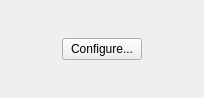
First picture: the form in PaintBot 2 - Inverse Kinematics/mainwindow.ui, repository MoffMade/CSCE462-PainterBot, before the edit.
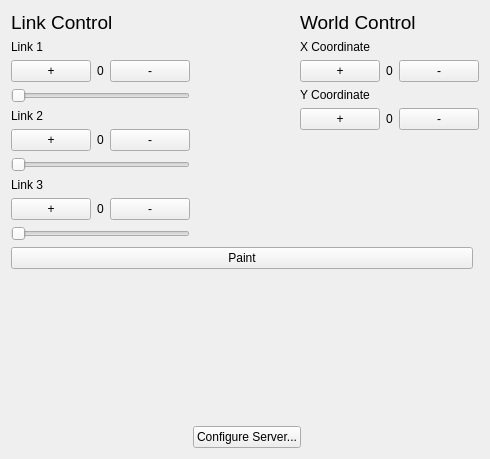
Second picture: the form after the edit.

Commit message: added controls to mainwindow

The edit to the form file:
```diff
--- a/PaintBot 2 - Inverse Kinematics/mainwindow.ui
+++ b/PaintBot 2 - Inverse Kinematics/mainwindow.ui
@@ -6,43 +6,348 @@
    <rect>
     <x>0</x>
     <y>0</y>
-    <width>204</width>
-    <height>98</height>
+    <width>490</width>
+    <height>459</height>
    </rect>
   </property>
   <property name="windowTitle">
    <string>Paint Bot</string>
   </property>
   <widget class="QWidget" name="centralWidget">
-   <layout class="QGridLayout" name="gridLayout">
-    <item row="0" column="0">
+   <layout class="QGridLayout" name="gridLayout_2">
+    <item row="3" column="0" colspan="3">
+     <widget class="QPushButton" name="pushButton_4">
+      <property name="sizePolicy">
+       <sizepolicy hsizetype="Preferred" vsizetype="Preferred">
+        <horstretch>0</horstretch>
+        <verstretch>0</verstretch>
+       </sizepolicy>
+      </property>
+      <property name="text">
+       <string>Paint</string>
+      </property>
+      <property name="checkable">
+       <bool>true</bool>
+      </property>
+      <property name="checked">
+       <bool>false</bool>
+      </property>
+     </widget>
+    </item>
+    <item row="6" column="1">
+     <widget class="QPushButton" name="pushButton">
+      <property name="text">
+       <string>Configure Server...</string>
+      </property>
+     </widget>
+    </item>
+    <item row="5" column="1">
+     <spacer name="verticalSpacer_4">
+      <property name="orientation">
+       <enum>Qt::Vertical</enum>
+      </property>
+      <property name="sizeHint" stdset="0">
+       <size>
+        <width>20</width>
+        <height>40</height>
+       </size>
+      </property>
+     </spacer>
+    </item>
+    <item row="0" column="0" rowspan="2" colspan="4">
+     <layout class="QGridLayout" name="gridLayout">
+      <item row="0" column="2">
+       <layout class="QVBoxLayout" name="verticalLayout_2">
+        <item>
+         <widget class="QLabel" name="label_8">
+          <property name="font">
+           <font>
+            <pointsize>14</pointsize>
+           </font>
+          </property>
+          <property name="text">
+           <string>World Control</string>
+          </property>
+         </widget>
+        </item>
+        <item>
+         <widget class="QLabel" name="label_10">
+          <property name="text">
+           <string>X Coordinate</string>
+          </property>
+         </widget>
+        </item>
+        <item>
+         <layout class="QHBoxLayout" name="horizontalLayout_7">
+          <item>
+           <widget class="QPushButton" name="pushButton_12">
+            <property name="text">
+             <string>+</string>
+            </property>
+           </widget>
+          </item>
+          <item>
+           <widget class="QLabel" name="label_11">
+            <property name="text">
+             <string>0</string>
+            </property>
+            <property name="alignment">
+             <set>Qt::AlignCenter</set>
+            </property>
+           </widget>
+          </item>
+          <item>
+           <widget class="QPushButton" name="pushButton_13">
+            <property name="text">
+             <string>-</string>
+            </property>
+           </widget>
+          </item>
+         </layout>
+        </item>
+        <item>
+         <widget class="QLabel" name="label_12">
+          <property name="text">
+           <string>Y Coordinate</string>
+          </property>
+         </widget>
+        </item>
+        <item>
+         <layout class="QHBoxLayout" name="horizontalLayout_6">
+          <item>
+           <widget class="QPushButton" name="pushButton_10">
+            <property name="text">
+             <string>+</string>
+            </property>
+           </widget>
+          </item>
+          <item>
+           <widget class="QLabel" name="label_9">
+            <property name="text">
+             <string>0</string>
+            </property>
+            <property name="alignment">
+             <set>Qt::AlignCenter</set>
+            </property>
+           </widget>
+          </item>
+          <item>
+           <widget class="QPushButton" name="pushButton_11">
+            <property name="text">
+             <string>-</string>
+            </property>
+           </widget>
+          </item>
+         </layout>
+        </item>
+        <item>
+         <spacer name="verticalSpacer">
+          <property name="orientation">
+           <enum>Qt::Vertical</enum>
+          </property>
+          <property name="sizeHint" stdset="0">
+           <size>
+            <width>20</width>
+            <height>40</height>
+           </size>
+          </property>
+         </spacer>
+        </item>
+       </layout>
+      </item>
+      <item row="0" column="0">
+       <layout class="QVBoxLayout" name="verticalLayout">
+        <item>
+         <widget class="QLabel" name="label_5">
+          <property name="font">
+           <font>
+            <pointsize>14</pointsize>
+           </font>
+          </property>
+          <property name="text">
+           <string>Link Control</string>
+          </property>
+         </widget>
+        </item>
+        <item>
+         <widget class="QLabel" name="label">
+          <property name="text">
+           <string>Link 1</string>
+          </property>
+         </widget>
+        </item>
+        <item>
+         <layout class="QHBoxLayout" name="horizontalLayout_2">
+          <item>
+           <widget class="QPushButton" name="pushButton_2">
+            <property name="text">
+             <string>+</string>
+            </property>
+           </widget>
+          </item>
+          <item>
+           <widget class="QLabel" name="label_4">
+            <property name="text">
+             <string>0</string>
+            </property>
+            <property name="alignment">
+             <set>Qt::AlignCenter</set>
+            </property>
+           </widget>
+          </item>
+          <item>
+           <widget class="QPushButton" name="pushButton_3">
+            <property name="text">
+             <string>-</string>
+            </property>
+           </widget>
+          </item>
+         </layout>
+        </item>
+        <item>
+         <widget class="QSlider" name="horizontalSlider">
+          <property name="maximum">
+           <number>300</number>
+          </property>
+          <property name="orientation">
+           <enum>Qt::Horizontal</enum>
+          </property>
+          <property name="invertedAppearance">
+           <bool>false</bool>
+          </property>
+          <property name="invertedControls">
+           <bool>false</bool>
+          </property>
+         </widget>
+        </item>
+        <item>
+         <widget class="QLabel" name="label_2">
+          <property name="text">
+           <string>Link 2</string>
+          </property>
+         </widget>
+        </item>
+        <item>
+         <layout class="QHBoxLayout" name="horizontalLayout_4">
+          <item>
+           <widget class="QPushButton" name="pushButton_6">
+            <property name="text">
+             <string>+</string>
+            </property>
+           </widget>
+          </item>
+          <item>
+           <widget class="QLabel" name="label_6">
+            <property name="text">
+             <string>0</string>
+            </property>
+            <property name="alignment">
+             <set>Qt::AlignCenter</set>
+            </property>
+           </widget>
+          </item>
+          <item>
+           <widget class="QPushButton" name="pushButton_7">
+            <property name="text">
+             <string>-</string>
+            </property>
+           </widget>
+          </item>
+         </layout>
+        </item>
+        <item>
+         <widget class="QSlider" name="horizontalSlider_2">
+          <property name="maximum">
+           <number>359</number>
+          </property>
+          <property name="orientation">
+           <enum>Qt::Horizontal</enum>
+          </property>
+         </widget>
+        </item>
+        <item>
+         <widget class="QLabel" name="label_3">
+          <property name="text">
+           <string>Link 3</string>
+          </property>
+         </widget>
+        </item>
+        <item>
+         <layout class="QHBoxLayout" name="horizontalLayout_5">
+          <item>
+           <widget class="QPushButton" name="pushButton_8">
+            <property name="text">
+             <string>+</string>
+            </property>
+           </widget>
+          </item>
+          <item>
+           <widget class="QLabel" name="label_7">
+            <property name="text">
+             <string>0</string>
+            </property>
+            <property name="alignment">
+             <set>Qt::AlignCenter</set>
+            </property>
+           </widget>
+          </item>
+          <item>
+           <widget class="QPushButton" name="pushButton_9">
+            <property name="text">
+             <string>-</string>
+            </property>
+           </widget>
+          </item>
+         </layout>
+        </item>
+        <item>
+         <widget class="QSlider" name="horizontalSlider_3">
+          <property name="maximum">
+           <number>359</number>
+          </property>
+          <property name="orientation">
+           <enum>Qt::Horizontal</enum>
+          </property>
+         </widget>
+        </item>
+       </layout>
+      </item>
+      <item row="0" column="1">
+       <spacer name="horizontalSpacer_3">
+        <property name="orientation">
+         <enum>Qt::Horizontal</enum>
+        </property>
+        <property name="sizeHint" stdset="0">
+         <size>
+          <width>40</width>
+          <height>20</height>
+         </size>
+        </property>
+       </spacer>
+      </item>
+     </layout>
+    </item>
+    <item row="4" column="0">
      <spacer name="horizontalSpacer">
       <property name="orientation">
        <enum>Qt::Horizontal</enum>
       </property>
       <property name="sizeHint" stdset="0">
        <size>
-        <width>40</width>
+        <width>222</width>
         <height>20</height>
        </size>
       </property>
      </spacer>
     </item>
-    <item row="0" column="1">
-     <widget class="QPushButton" name="pushButton">
-      <property name="text">
-       <string>Configure...</string>
-      </property>
-     </widget>
-    </item>
-    <item row="0" column="2">
+    <item row="4" column="2">
      <spacer name="horizontalSpacer_2">
       <property name="orientation">
        <enum>Qt::Horizontal</enum>
       </property>
       <property name="sizeHint" stdset="0">
        <size>
-        <width>40</width>
+        <width>212</width>
         <height>20</height>
        </size>
       </property>
```
